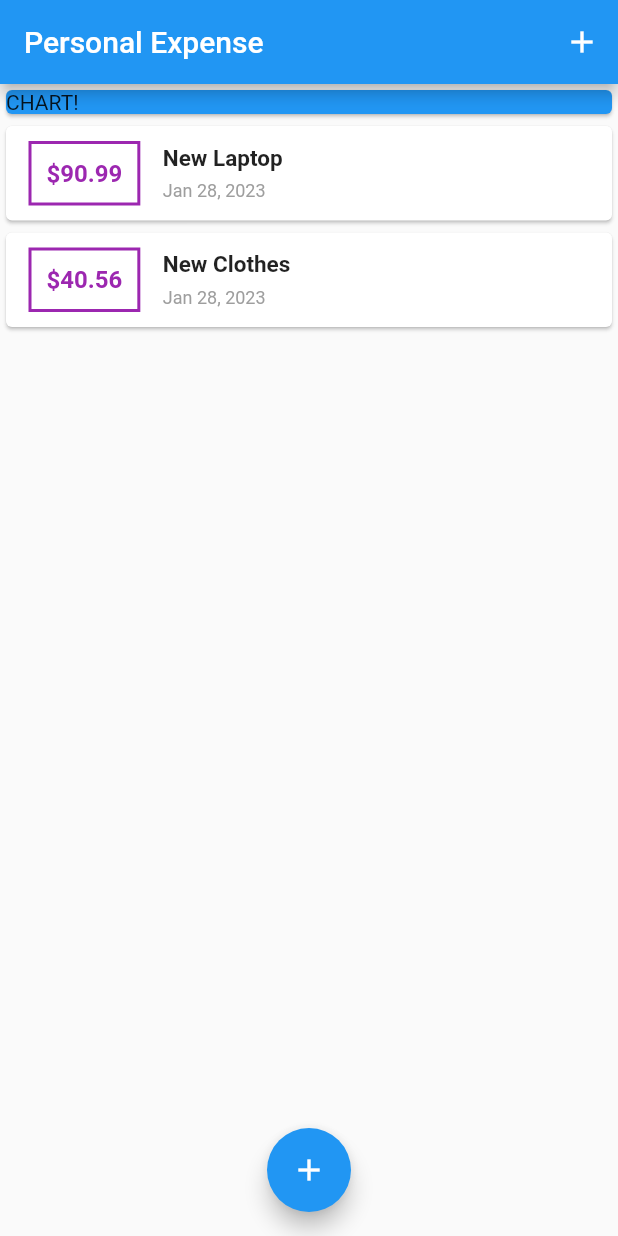
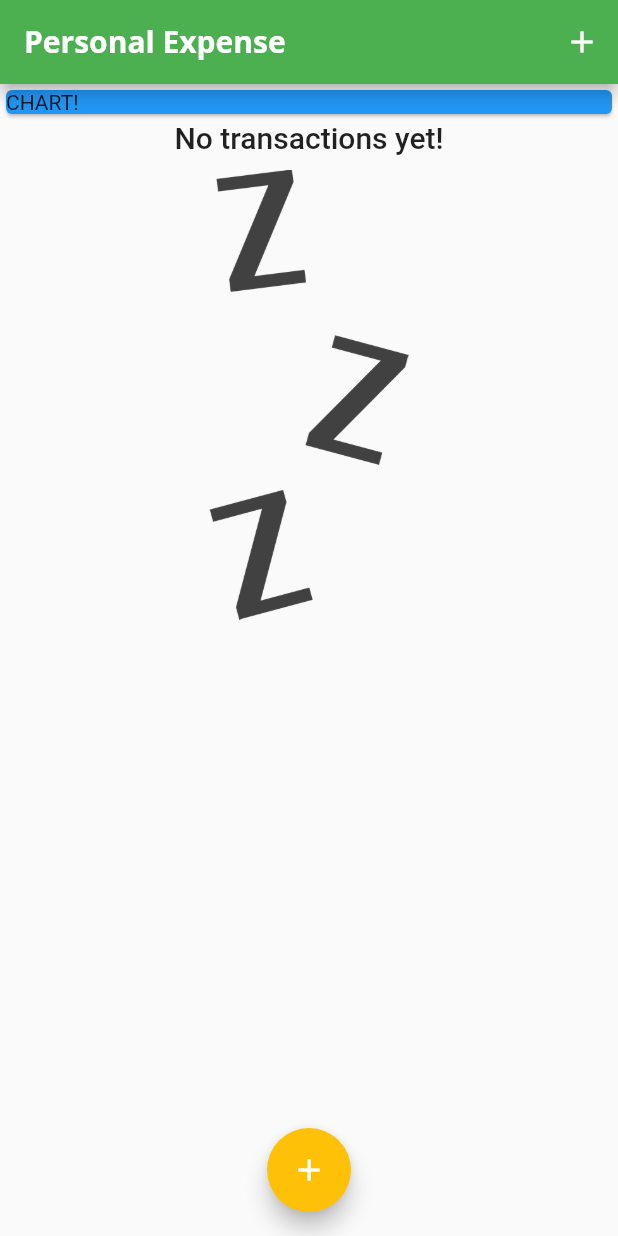
Before and after one commit to Ali-Shan11223/Expense-App, a Flutter app: the screen it shows after launch, on a phone screen of 412 x 824 dp. Run offline on Flutter 3.47's test engine with Material 2 defaults, Android fonts, the phone set to English and light mode, and no system bars.

Commit message:
adding fonts images

```diff
--- a/lib/main.dart
+++ b/lib/main.dart
@@ -13,8 +13,30 @@ class MyApp extends StatelessWidget {
     return MaterialApp(
       title: 'Expense App',
       theme: ThemeData(
-        primarySwatch: Colors.blue,
-      ),
+          primarySwatch: Colors.green,
+          colorScheme: const ColorScheme(
+              brightness: Brightness.light,
+              primary: Colors.green,
+              onPrimary: Colors.white,
+              secondary: Colors.amber,
+              onSecondary: Colors.white,
+              error: Colors.red,
+              onError: Colors.white,
+              background: Colors.white,
+              onBackground: Colors.white,
+              surface: Colors.orange,
+              onSurface: Colors.deepOrangeAccent),
+          fontFamily: 'Quicksand',
+          appBarTheme: const AppBarTheme(
+              titleTextStyle: TextStyle(
+                  fontFamily: 'OpenSans',
+                  fontSize: 20,
+                  fontWeight: FontWeight.bold)),
+          textTheme: ThemeData.light().textTheme.copyWith(
+              titleSmall: const TextStyle(
+                  fontFamily: 'OpenSans',
+                  fontWeight: FontWeight.bold,
+                  fontSize: 12))),
       home: const HomeScreen(),
     );
   }
--- a/lib/screens/home_screen.dart
+++ b/lib/screens/home_screen.dart
@@ -13,10 +13,10 @@ class HomeScreen extends StatefulWidget {
 
 class _HomeScreenState extends State<HomeScreen> {
   final List<Transaction> _userTransactions = [
-    Transaction(
-        id: '1', title: 'New Laptop', amount: 90.99, date: DateTime.now()),
-    Transaction(
-        id: '2', title: 'New Clothes', amount: 40.56, date: DateTime.now())
+    // Transaction(
+    //     id: '1', title: 'New Laptop', amount: 90.99, date: DateTime.now()),
+    // Transaction(
+    //     id: '2', title: 'New Clothes', amount: 40.56, date: DateTime.now())
   ];
 
   void _newTransaction(String title, double amount) {
@@ -61,9 +61,9 @@ class _HomeScreenState extends State<HomeScreen> {
       body: SingleChildScrollView(
         child: Column(
           children: [
-            Container(
+            const SizedBox(
               width: double.infinity,
-              child: const Card(
+              child: Card(
                 color: Colors.blue,
                 child: Text('CHART!'),
               ),
--- a/lib/widgets/transactions_list.dart
+++ b/lib/widgets/transactions_list.dart
@@ -9,9 +9,28 @@ class TransactionsList extends StatelessWidget {
 
   @override
   Widget build(BuildContext context) {
-    return Container(
+    return SizedBox(
       height: 400,
-      child: ListView.builder(
+      child: transactions.isEmpty
+          ? Column(
+              children: [
+                Text(
+                  'No transactions yet!',
+                  style: Theme.of(context).textTheme.titleLarge,
+                ),
+                const SizedBox(
+                  height: 10,
+                ),
+                SizedBox(
+                  height: 300,
+                  child: Image.asset(
+                    'assets/images/waiting.png',
+                    fit: BoxFit.cover,
+                  ),
+                )
+              ],
+            )
+          : ListView.builder(
               itemCount: transactions.length,
               itemBuilder: (context, index) {
                 return Card(
@@ -19,18 +38,18 @@ class TransactionsList extends StatelessWidget {
                     crossAxisAlignment: CrossAxisAlignment.center,
                     children: [
                       Container(
-                  margin:
-                      const EdgeInsets.symmetric(vertical: 10, horizontal: 15),
+                        margin: const EdgeInsets.symmetric(
+                            vertical: 10, horizontal: 15),
                         decoration: BoxDecoration(
                             border: Border.all(
-                    color: Colors.purple,
+                          color: Theme.of(context).primaryColor,
                           width: 2,
                         )),
                         padding: const EdgeInsets.all(10),
                         child: Text(
                           '\$${transactions[index].amount.toStringAsFixed(2)}',
-                    style: const TextStyle(
-                        color: Colors.purple,
+                          style: TextStyle(
+                              color: Theme.of(context).primaryColor,
                               fontWeight: FontWeight.bold,
                               fontSize: 16),
                         ),
@@ -40,15 +59,15 @@ class TransactionsList extends StatelessWidget {
                         children: [
                           Text(
                             transactions[index].title,
-                      style: const TextStyle(
-                          fontWeight: FontWeight.bold, fontSize: 15),
+                            style: Theme.of(context).textTheme.titleSmall,
                           ),
                           const SizedBox(
                             height: 6,
                           ),
                           Text(
                             DateFormat.yMMMd().format(transactions[index].date),
-                      style: const TextStyle(color: Colors.grey, fontSize: 12),
+                            style: const TextStyle(
+                                color: Colors.grey, fontSize: 12),
                           )
                         ],
                       )
```
Also changed, not shown: pubspec.yaml (+15 -17 lines), assets/fonts/OpenSans-Bold.ttf (added), assets/fonts/OpenSans-Regular.ttf (added), assets/fonts/Quicksand-Bold.ttf (added), assets/fonts/Quicksand-Light.ttf (added), assets/fonts/Quicksand-Medium.ttf (added), assets/fonts/Quicksand-Regular.ttf (added), assets/images/waiting.png (added). Lines whose indentation alone changed are shown as unchanged.
